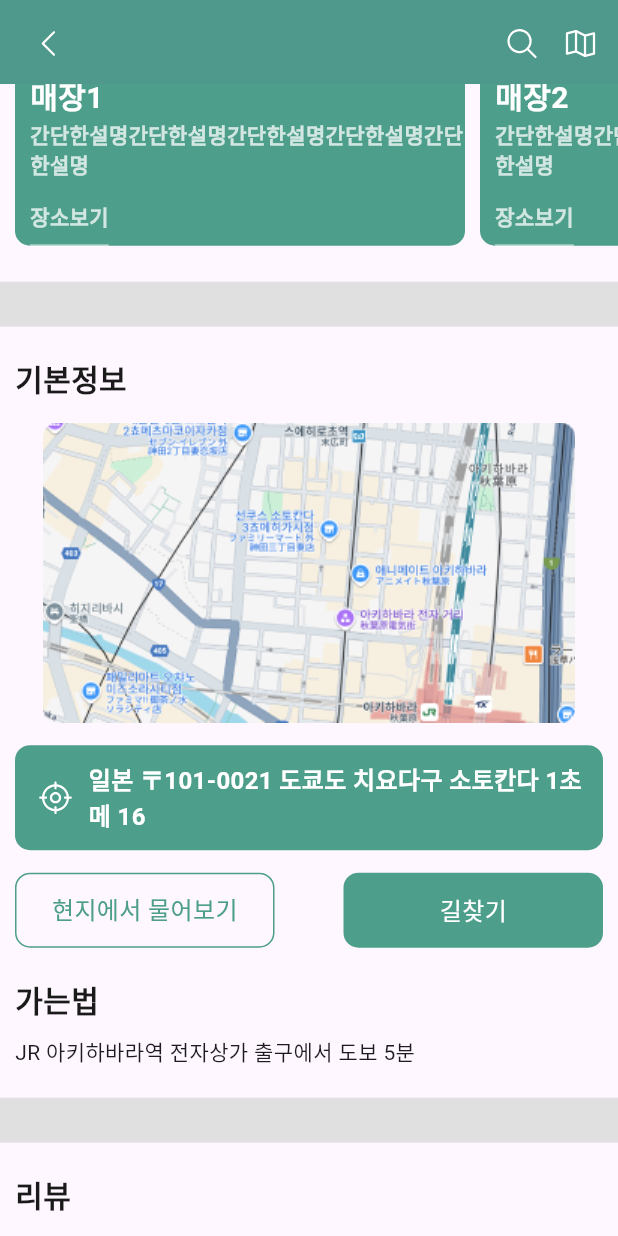
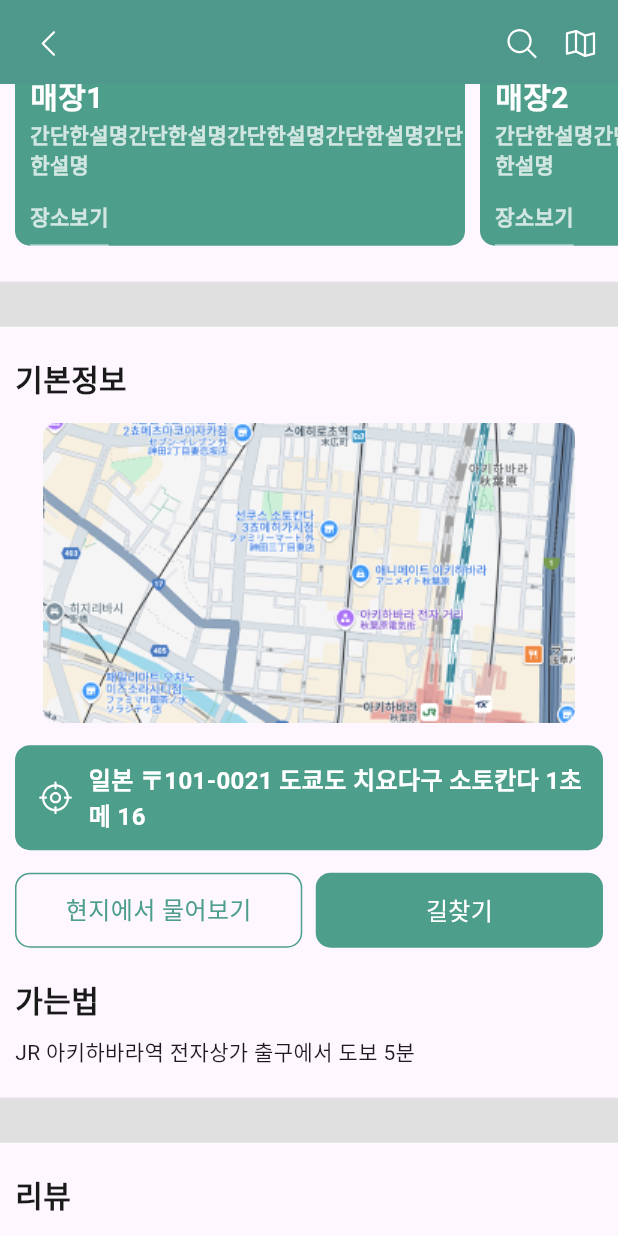
Before and after one commit to Popoisthebest/school_trip_app, a Flutter app: the screen it shows after launch, scrolled down 1152 dp, on a phone screen of 412 x 824 dp. Run offline on Flutter 3.47's test engine with Material 3 defaults, Android fonts, the light colour scheme and no system bars; our stand-ins replace connectivity_plus, flutter_svg, google_maps_flutter; Roboto replaces fonts that are missing (Ownglyph okticon).

Commit message:
[ui] 컨테이너 expended처리

```diff
--- a/lib/screens/travel_screens/travel_screen.dart
+++ b/lib/screens/travel_screens/travel_screen.dart
@@ -420,20 +420,16 @@ class TravelLocation extends StatelessWidget {
                     Row(
                       mainAxisAlignment: MainAxisAlignment.spaceBetween,
                       children: [
-                        Row(
-                          children: [
-                            Container(
-                              width: 173,
+                        Expanded(
+                          child: Container(
                             height: 50,
                             decoration: BoxDecoration(
                               border:
                                   Border.all(color: const Color(0xff4d9e8a)),
                               borderRadius: BorderRadius.circular(10),
                             ),
-                              child: const Row(
-                                mainAxisAlignment: MainAxisAlignment.center,
-                                children: [
-                                  Text(
+                            child: const Center(
+                              child: Text(
                                 '현지에서 물어보기',
                                 style: TextStyle(
                                   fontSize: 16,
@@ -442,24 +438,19 @@ class TravelLocation extends StatelessWidget {
                                   color: Color(0xff4d9e8a),
                                 ),
                               ),
-                                ],
                             ),
                           ),
-                          ],
                         ),
-                        Row(
-                          children: [
-                            Container(
-                              width: 173,
+                        const SizedBox(width: 9),
+                        Expanded(
+                          child: Container(
                             height: 50,
                             decoration: BoxDecoration(
                               color: const Color(0xff4d9e8a),
                               borderRadius: BorderRadius.circular(10),
                             ),
-                              child: const Row(
-                                mainAxisAlignment: MainAxisAlignment.center,
-                                children: [
-                                  Text(
+                            child: const Center(
+                              child: Text(
                                 '길찾기',
                                 style: TextStyle(
                                   fontSize: 16,
@@ -468,10 +459,8 @@ class TravelLocation extends StatelessWidget {
                                   color: Colors.white,
                                 ),
                               ),
-                                ],
                             ),
                           ),
-                          ],
                         )
                       ],
                     ),
```
Lines whose indentation alone changed are shown as unchanged.
